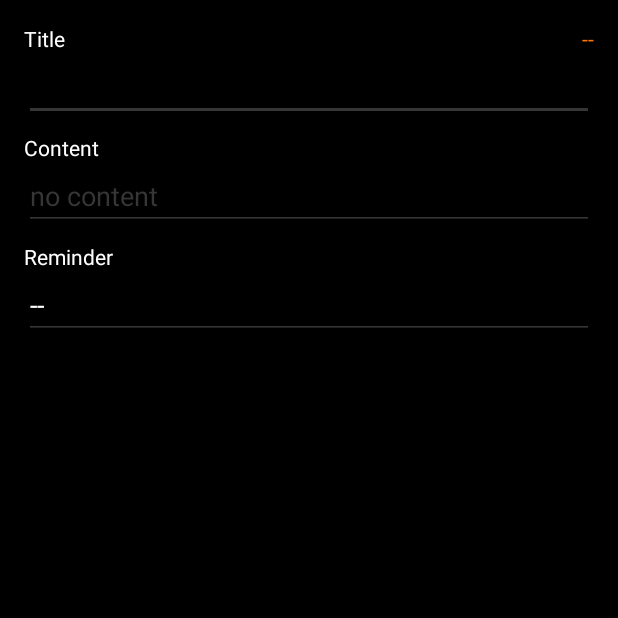
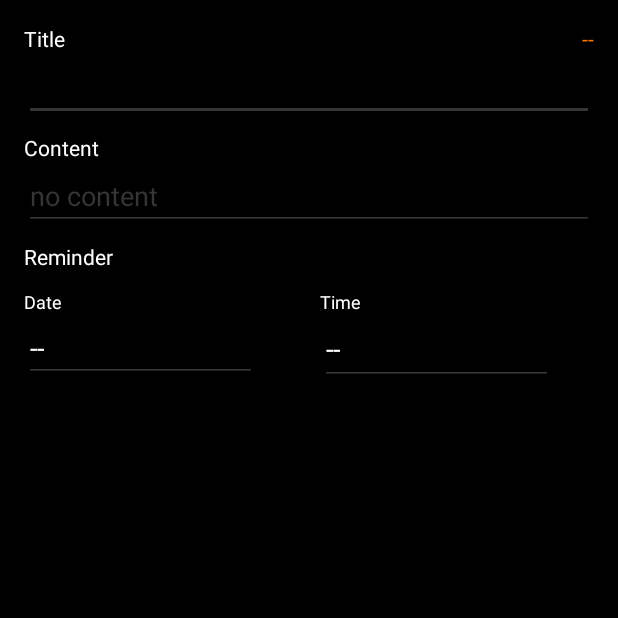
Before and after one commit to wodyjowski/a-todo, an Android app: the EditActivity screen opened directly, with no data from a screen before it, on a phone screen of 412 x 824 dp, the top half of it. Run offline under Robolectric (Android 15) with nearby library versions, the phone set to English and light mode, and no system bars; our stand-ins replace Room's generated code; 3 statements that could not run were skipped.

Commit message:
Added time edit in task edit view

```diff
--- a/app/src/main/res/layout/activity_edit.xml
+++ b/app/src/main/res/layout/activity_edit.xml
@@ -65,18 +65,17 @@
 
     <EditText
         android:id="@+id/editTextDate"
-        android:layout_width="0dp"
+        android:layout_width="155dp"
         android:layout_height="wrap_content"
-        android:layout_marginEnd="16dp"
         android:backgroundTint="@color/greyBackground"
         android:editable="false"
         android:ems="10"
         android:focusable="false"
         android:hint="--"
         android:inputType="date"
-        app:layout_constraintEnd_toEndOf="parent"
-        app:layout_constraintStart_toStartOf="@+id/textView3"
-        app:layout_constraintTop_toBottomOf="@+id/textView3" />
+        android:textIsSelectable="false"
+        app:layout_constraintStart_toStartOf="@+id/textView5"
+        app:layout_constraintTop_toBottomOf="@+id/textView5" />
 
     <TextView
         android:id="@+id/textViewCreatedDate"
@@ -86,4 +85,37 @@
         android:textColor="@color/colorPrimary"
         app:layout_constraintEnd_toEndOf="@+id/editTextTaskName"
         app:layout_constraintTop_toTopOf="@+id/textView" />
+
+    <EditText
+        android:id="@+id/editText5"
+        android:layout_width="155dp"
+        android:layout_height="47dp"
+        android:backgroundTint="@color/greyBackground"
+        android:editable="false"
+        android:ems="10"
+        android:hint="--"
+        android:inputType="time"
+        android:textIsSelectable="false"
+        app:layout_constraintStart_toStartOf="@+id/textView6"
+        app:layout_constraintTop_toBottomOf="@+id/textView6" />
+
+    <TextView
+        android:id="@+id/textView5"
+        android:layout_width="wrap_content"
+        android:layout_height="wrap_content"
+        android:layout_marginTop="12dp"
+        android:text="Date"
+        android:textSize="12sp"
+        app:layout_constraintStart_toStartOf="@+id/textView3"
+        app:layout_constraintTop_toBottomOf="@+id/textView3" />
+
+    <TextView
+        android:id="@+id/textView6"
+        android:layout_width="wrap_content"
+        android:layout_height="wrap_content"
+        android:text="Time"
+        android:textSize="12sp"
+        app:layout_constraintEnd_toEndOf="parent"
+        app:layout_constraintStart_toEndOf="@+id/textView5"
+        app:layout_constraintTop_toTopOf="@+id/textView5" />
 </androidx.constraintlayout.widget.ConstraintLayout>
```
